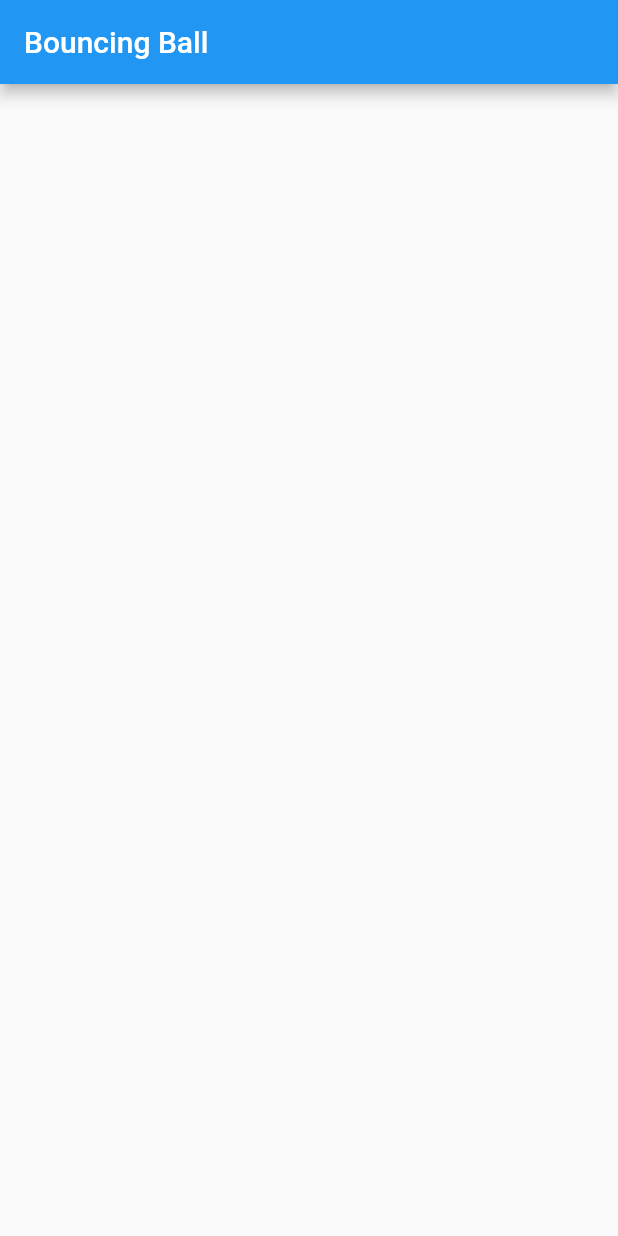
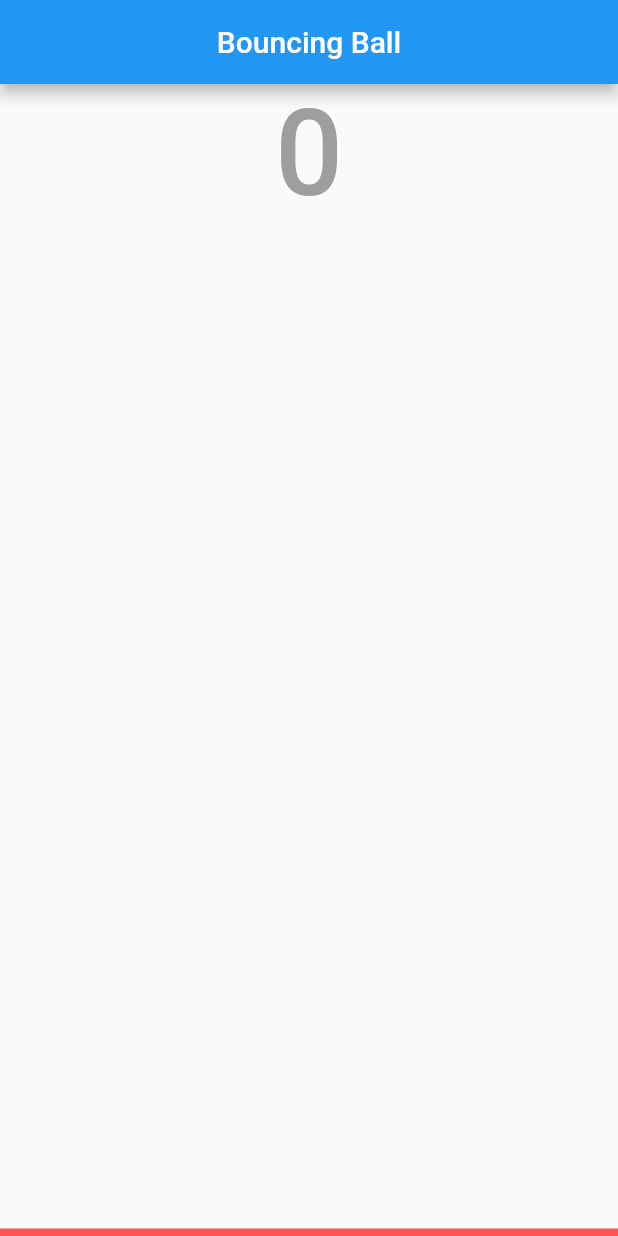
Before and after one commit to mridul-sahu/bouncing-ball-flutter, a Flutter app: the screen it shows after launch, on a phone screen of 412 x 824 dp. Run offline on Flutter 3.47's test engine with Material 2 defaults, Android fonts, the phone set to English and light mode, and no system bars.

Commit message:
Kinda Working

```diff
--- a/lib/main.dart
+++ b/lib/main.dart
@@ -1,5 +1,4 @@
-import 'dart:async';
-
+import 'dart:math';
 import 'package:flutter/material.dart';
 import 'package:flutter/physics.dart';
 
@@ -10,7 +9,7 @@ class MyApp extends StatelessWidget {
   @override
   Widget build(BuildContext context) {
     return new MaterialApp(
-      title: 'Bouncing Ball',
+      title: 'Falling Ball',
       theme: new ThemeData(
         primarySwatch: Colors.blue,
       ),
@@ -22,33 +21,46 @@ class MyApp extends StatelessWidget {
 class BouncingBall extends StatelessWidget {
   @override
   Widget build(BuildContext context) {
+    final appBar = AppBar(
+      centerTitle: true,
+      title: Text("Bouncing Ball"),
+    );
+    final fullScreenSize = MediaQuery.of(context).size;
     return Scaffold(
-      appBar: AppBar(
-        title: Text("Bouncing Ball"),
-      ),
+      appBar: appBar,
       body: Container(
         width: double.infinity,
         height: double.infinity,
-        child: TouchHandler(),
+        child: GameScreen(
+          screenSize: Size(fullScreenSize.width,
+              fullScreenSize.height - appBar.preferredSize.height),
+        ),
       ),
     );
   }
 }
 
-class TouchHandler extends StatefulWidget {
+class GameScreen extends StatefulWidget {
+  final double maxRadius;
+  final Size screenSize;
+
+  GameScreen({
+    @required this.screenSize,
+    this.maxRadius = 150.0,
+  });
+
   @override
-  _TouchHandlerState createState() => _TouchHandlerState();
+  _GameScreenState createState() => _GameScreenState();
 }
 
-class _TouchHandlerState extends State<TouchHandler>
-    with TickerProviderStateMixin {
+class _GameScreenState extends State<GameScreen> with TickerProviderStateMixin {
   AnimationController
       _ballRadiusController; // Will control the size of the ball
   AnimationController
       _ballPositionController; // Will control the ball position when falling
   Offset _ballPosition; // Will tell the position of the ball
-  double _screenHeight;
   double _initialHeight;
+  int _score;
 
   void _onTapDown(TapDownDetails details) {
     print("Tap Down");
@@ -68,13 +80,17 @@ class _TouchHandlerState extends State<TouchHandler>
       _ballPosition = referenceBox.globalToLocal(details.globalPosition);
     });
     _ballRadiusController.stop();
+    if (_ballRadiusController.value > 0.0) {
+      print("Falling");
       _startFall();
+    }
   }
 
   void _onPanStart(DragStartDetails details) {
     print("Pan Start");
     _ballPositionController.reset();
-    if (!_ballRadiusController.isAnimating) {
+    if (!_ballRadiusController.isAnimating &&
+        _ballRadiusController.value < widget.maxRadius) {
       _ballRadiusController.reset();
       _ballRadiusController.forward();
     }
@@ -103,21 +119,111 @@ class _TouchHandlerState extends State<TouchHandler>
     setState(() {
       _initialHeight = _ballPosition.dy;
     });
-    _ballPositionController.animateWith(GravitySimulation(8.0, 0.0, _screenHeight + _ballRadiusController.value, 0.0));
+    _ballPositionController
+        .animateWith(GravitySimulation(8.0, 0.0, 1.001, 0.0));
+  }
+
+  void _check() {
+    final subFactor = pow(1.1, _score + 1);
+    if (((_ballPosition.dx - _ballRadiusController.value) <
+            widget.screenSize.width / 2 -
+                widget.screenSize.width / subFactor) ||
+        ((_ballPosition.dx + _ballRadiusController.value) >
+            widget.screenSize.width / 2 +
+                widget.screenSize.width / subFactor)) {
+      Scaffold.of(context).showSnackBar(
+            SnackBar(
+              duration: Duration(seconds: 30),
+              content: Container(
+                height: double.infinity,
+                child: Column(
+                  children: <Widget>[
+                    Expanded(
+                      child: Center(
+                        child: Text(
+                          "Game Over",
+                          style: TextStyle(fontSize: 40.0),
+                        ),
+                      ),
+                    ),
+                    Padding(
+                      padding: const EdgeInsets.only(top: 20.0),
+                      child: Text(
+                        "Your score was",
+                        textAlign: TextAlign.center,
+                        style: TextStyle(fontSize: 35.0),
+                      ),
+                    ),
+                    Expanded(
+                      child: Center(
+                          child: Text(
+                        _score.toString(),
+                        style: TextStyle(
+                            fontSize: 50.0, fontWeight: FontWeight.w500),
+                      )),
+                    ),
+                    Padding(
+                      padding: const EdgeInsets.only(bottom: 50.0),
+                      child: MaterialButton(
+                          color: Colors.blueAccent,
+                          child: Padding(
+                            padding: const EdgeInsets.all(8.0),
+                            child: Text(
+                              "Play Again",
+                              style: TextStyle(
+                                  color: Colors.white,
+                                  fontWeight: FontWeight.w400,
+                                  fontSize: 25.0),
+                            ),
+                          ),
+                          onPressed: () {
+                            Scaffold.of(context).hideCurrentSnackBar();
+                          }),
+                    )
+                  ],
+                ),
+              ),
+            ),
+          );
+      setState(() {
+        _score = 0;
+      });
+      return;
+    }
+    setState(() {
+      _score += 1;
+    });
   }
 
   @override
   void initState() {
     super.initState();
+    _score = 0;
     _ballRadiusController = AnimationController(
-        duration: Duration(seconds: 5), upperBound: 150.0, vsync: this);
-    _ballPositionController = AnimationController(duration: Duration(seconds: 5), vsync: this);
+        duration: Duration(milliseconds: 500),
+        upperBound: widget.maxRadius,
+        vsync: this);
+    _ballPositionController =
+        AnimationController(duration: Duration(seconds: 5), vsync: this);
     _ballPosition = Offset.zero;
     _initialHeight = 0.0;
-    _ballPositionController.addListener((){
+    _ballPositionController.addListener(() {
       setState(() {
-        _ballPosition = Offset(_ballPosition.dx, _initialHeight + _ballPositionController.value * (_screenHeight + _ballRadiusController.value - _initialHeight));
+        _ballPosition = Offset(
+            _ballPosition.dx,
+            _initialHeight +
+                _ballPositionController.value *
+                    (widget.screenSize.height - _initialHeight));
       });
+      print(_ballPosition);
+    });
+
+    _ballPositionController.addStatusListener((status) {
+      if (status == AnimationStatus.completed) {
+        print("checking");
+        _check();
+        _ballRadiusController.reset();
+      }
     });
   }
 
@@ -130,7 +236,6 @@ class _TouchHandlerState extends State<TouchHandler>
 
   @override
   Widget build(BuildContext context) {
-    _screenHeight = MediaQuery.of(context).size.height;
     // Not going to use onPanDown, instead will use onTapDown as will be using onTapUp instead of onPanCancel
     return GestureDetector(
       onTapDown: _onTapDown,
@@ -140,10 +245,19 @@ class _TouchHandlerState extends State<TouchHandler>
       onPanEnd: _onPanEnd,
       child: Container(
         child: CustomPaint(
-          painter: BallPainter(
+          foregroundPainter: BallPainter(
             radiusController: _ballRadiusController,
             position: _ballPosition ?? Offset.zero,
             color: Colors.redAccent,
+            lineWidthFactor: pow(1.1, _score + 1),
+          ),
+          child: Text(
+            _score.toString(),
+            textAlign: TextAlign.center,
+            style: TextStyle(
+                color: Colors.grey,
+                fontSize: 80.0,
+                fontWeight: FontWeight.w500),
           ),
         ),
       ),
@@ -155,20 +269,28 @@ class BallPainter extends CustomPainter {
   final AnimationController radiusController;
   final Offset position;
   final Color color;
+  final Paint ballPaint;
+  final Paint linePaint;
+  final double lineWidthFactor;
 
-  BallPainter({
-    @required this.radiusController,
+  BallPainter(
+      {@required this.radiusController,
       @required this.position,
       this.color = Colors.redAccent,
-  }) : super(repaint: radiusController);
+      @required this.lineWidthFactor})
+      : ballPaint = Paint()..color = color,
+        linePaint = Paint()
+          ..color = color
+          ..strokeWidth = 10.0,
+        super(repaint: radiusController);
 
   @override
   void paint(Canvas canvas, Size size) {
-    var paint = Paint()
-      ..color = color
-      ..style = PaintingStyle.fill;
-
-    canvas.drawCircle(position, radiusController.value, paint);
+    canvas.drawCircle(position, radiusController.value, ballPaint);
+    canvas.drawLine(
+        Offset((size.width / 2 - (size.width / lineWidthFactor)), size.height),
+        Offset((size.width / 2 + (size.width / lineWidthFactor)), size.height),
+        linePaint);
   }
 
   @override
```
Lines whose indentation alone changed are shown as unchanged.
